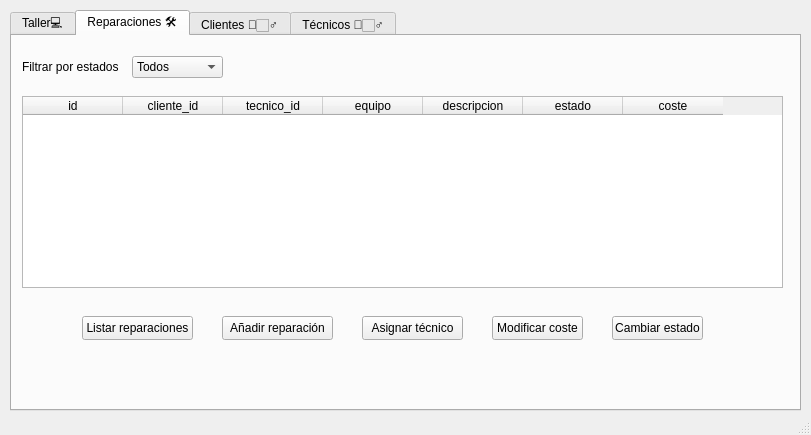
The window that vista/ventana_principal.ui (susanact99/taller_informatico) describes before a commit, drawn with Qt 5.
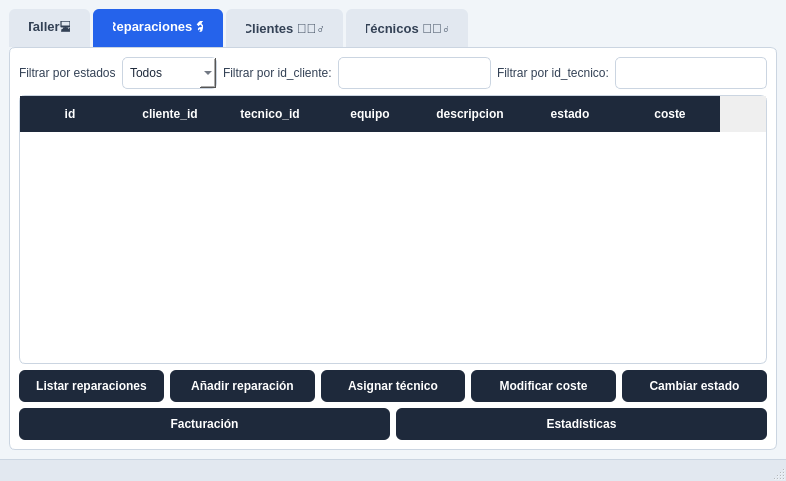
The same window after the commit. The open tabs and pages were chosen to show the change.

What changed in the file:
```diff
--- a/vista/ventana_principal.ui
+++ b/vista/ventana_principal.ui
@@ -6,82 +6,259 @@
    <rect>
     <x>0</x>
     <y>0</y>
-    <width>811</width>
-    <height>435</height>
+    <width>786</width>
+    <height>481</height>
    </rect>
   </property>
+  <property name="palette">
+   <palette>
+    <active>
+     <colorrole role="Button">
+      <brush brushstyle="SolidPattern">
+       <color alpha="255">
+        <red>241</red>
+        <green>245</green>
+        <blue>249</blue>
+       </color>
+      </brush>
+     </colorrole>
+     <colorrole role="Base">
+      <brush brushstyle="SolidPattern">
+       <color alpha="255">
+        <red>241</red>
+        <green>245</green>
+        <blue>249</blue>
+       </color>
+      </brush>
+     </colorrole>
+     <colorrole role="Window">
+      <brush brushstyle="SolidPattern">
+       <color alpha="255">
+        <red>241</red>
+        <green>245</green>
+        <blue>249</blue>
+       </color>
+      </brush>
+     </colorrole>
+    </active>
+    <inactive>
+     <colorrole role="Button">
+      <brush brushstyle="SolidPattern">
+       <color alpha="255">
+        <red>241</red>
+        <green>245</green>
+        <blue>249</blue>
+       </color>
+      </brush>
+     </colorrole>
+     <colorrole role="Base">
+      <brush brushstyle="SolidPattern">
+       <color alpha="255">
+        <red>241</red>
+        <green>245</green>
+        <blue>249</blue>
+       </color>
+      </brush>
+     </colorrole>
+     <colorrole role="Window">
+      <brush brushstyle="SolidPattern">
+       <color alpha="255">
+        <red>241</red>
+        <green>245</green>
+        <blue>249</blue>
+       </color>
+      </brush>
+     </colorrole>
+    </inactive>
+    <disabled>
+     <colorrole role="Button">
+      <brush brushstyle="SolidPattern">
+       <color alpha="255">
+        <red>241</red>
+        <green>245</green>
+        <blue>249</blue>
+       </color>
+      </brush>
+     </colorrole>
+     <colorrole role="Base">
+      <brush brushstyle="SolidPattern">
+       <color alpha="255">
+        <red>241</red>
+        <green>245</green>
+        <blue>249</blue>
+       </color>
+      </brush>
+     </colorrole>
+     <colorrole role="Window">
+      <brush brushstyle="SolidPattern">
+       <color alpha="255">
+        <red>241</red>
+        <green>245</green>
+        <blue>249</blue>
+       </color>
+      </brush>
+     </colorrole>
+    </disabled>
+   </palette>
+  </property>
   <property name="windowTitle">
    <string>MainWindow</string>
   </property>
+  <property name="styleSheet">
+   <string notr="true">
+/* FONDO GENERAL */
+QMainWindow {
+    background-color: #F1F5F9;
+}
+
+/* PESTAÑAS */
+QTabWidget::pane {
+    border: 1px solid #CBD5E1;
+    background-color: #FFFFFF;
+    border-radius: 6px;
+}
+
+QTabBar::tab {
+    background-color: #E2E8F0;
+    color: #334155;
+    padding: 12px 20px;
+    margin-right: 3px;
+    font-size: 10pt;
+    font-weight: bold;
+    border-top-left-radius: 6px;
+    border-top-right-radius: 6px;
+}
+
+QTabBar::tab:selected {
+    background-color: #2563EB;
+    color: white;
+}
+
+QTabBar::tab:hover {
+    background-color: #93C5FD;
+    color: #1E293B;
+}
+
+/* BOTONES */
+QPushButton {
+    background-color: #1E293B;
+    color: white;
+    border: none;
+    border-radius: 6px;
+    padding: 9px 14px;
+    font-size: 9pt;
+    font-weight: bold;
+}
+
+QPushButton:hover {
+    background-color: #334155;
+}
+
+QPushButton:pressed {
+    background-color: #0F172A;
+}
+
+QPushButton:disabled {
+    background-color: #94A3B8;
+    color: #E2E8F0;
+}
+
+
+/* CAMPOS DE TEXTO */
+QLineEdit, QComboBox {
+    background-color: white;
+    color: #1E293B;
+    border: 1px solid #CBD5E1;
+    border-radius: 5px;
+    padding: 7px;
+    font-size: 9pt;
+}
+
+QLineEdit:focus, QComboBox:focus {
+    border: 2px solid #2563EB;
+}
+
+/* TABLAS */
+QTableWidget {
+    background-color: white;
+    alternate-background-color: #F8FAFC;
+    color: #334155;
+    gridline-color: #E2E8F0;
+    border: 1px solid #CBD5E1;
+    border-radius: 6px;
+    font-size: 9pt;
+    selection-background-color: #DBEAFE;
+    selection-color: #1E293B;
+}
+
+/* CABECERAS DE TABLAS */
+QHeaderView::section {
+    background-color: #1E293B;
+    color: white;
+    padding: 9px;
+    border: none;
+    font-weight: bold;
+}
+
+/* ETIQUETAS */
+QLabel {
+    color: #334155;
+    font-size: 9pt;
+}
+
+/* BARRA DE ESTADO */
+QStatusBar {
+    background-color: #E2E8F0;
+    color: #334155;
+    border-top: 1px solid #CBD5E1;
+}
+</string>
+  </property>
   <widget class="QWidget" name="centralwidget">
+   <layout class="QVBoxLayout" name="verticalLayout_4">
+    <item>
    <widget class="QTabWidget" name="paginas">
-    <property name="geometry">
-     <rect>
-      <x>10</x>
-      <y>10</y>
-      <width>791</width>
-      <height>401</height>
-     </rect>
-    </property>
     <property name="currentIndex">
-     <number>1</number>
+       <number>3</number>
     </property>
     <widget class="QWidget" name="TallerInformatico">
      <attribute name="title">
       <string>Taller💻</string>
      </attribute>
+       <layout class="QVBoxLayout" name="verticalLayout_5">
+        <item>
      <widget class="QLabel" name="label_6">
-      <property name="geometry">
-       <rect>
-        <x>148</x>
-        <y>105</y>
-        <width>281</width>
-        <height>61</height>
-       </rect>
-      </property>
       <property name="text">
        <string>&lt;html&gt;&lt;head/&gt;&lt;body&gt;&lt;p&gt;&lt;span style=&quot; font-size:24pt; font-weight:700; color:#000000;&quot;&gt;Gestión del Taller&lt;/span&gt;&lt;/p&gt;&lt;/body&gt;&lt;/html&gt;</string>
       </property>
      </widget>
+        </item>
+        <item>
+         <layout class="QHBoxLayout" name="horizontalLayout_5">
+          <item>
      <widget class="QLabel" name="label_7">
-      <property name="geometry">
-       <rect>
-        <x>140</x>
-        <y>180</y>
-        <width>51</width>
-        <height>61</height>
-       </rect>
-      </property>
       <property name="text">
        <string>&lt;html&gt;&lt;head/&gt;&lt;body&gt;&lt;p&gt;&lt;span style=&quot; font-size:28pt;&quot;&gt;🖨&lt;/span&gt;&lt;/p&gt;&lt;/body&gt;&lt;/html&gt;</string>
       </property>
      </widget>
+          </item>
+          <item>
      <widget class="QLabel" name="label_8">
-      <property name="geometry">
-       <rect>
-        <x>270</x>
-        <y>190</y>
-        <width>51</width>
-        <height>51</height>
-       </rect>
-      </property>
       <property name="text">
        <string>&lt;html&gt;&lt;head/&gt;&lt;body&gt;&lt;p&gt;&lt;span style=&quot; font-size:28pt;&quot;&gt;💻&lt;/span&gt;&lt;/p&gt;&lt;/body&gt;&lt;/html&gt;</string>
       </property>
      </widget>
+          </item>
+          <item>
      <widget class="QLabel" name="label_9">
-      <property name="geometry">
-       <rect>
-        <x>390</x>
-        <y>190</y>
-        <width>51</width>
-        <height>51</height>
-       </rect>
-      </property>
       <property name="text">
        <string>&lt;html&gt;&lt;head/&gt;&lt;body&gt;&lt;p&gt;&lt;span style=&quot; font-size:28pt;&quot;&gt;⌨&lt;/span&gt;&lt;/p&gt;&lt;/body&gt;&lt;/html&gt;</string>
       </property>
      </widget>
+          </item>
+         </layout>
+        </item>
+       </layout>
     </widget>
     <widget class="QWidget" name="reparaciones_tab">
      <property name="cursor">
@@ -90,82 +267,20 @@
      <attribute name="title">
       <string>Reparaciones 🛠</string>
      </attribute>
-     <widget class="QPushButton" name="aniadir_reparacion">
-      <property name="geometry">
-       <rect>
-        <x>210</x>
-        <y>280</y>
-        <width>111</width>
-        <height>24</height>
-       </rect>
-      </property>
-      <property name="autoFillBackground">
-       <bool>false</bool>
-      </property>
+       <layout class="QVBoxLayout" name="verticalLayout">
+        <item>
+         <layout class="QHBoxLayout" name="horizontalLayout">
+          <item>
+           <widget class="QLabel" name="label">
       <property name="text">
-       <string>Añadir reparación</string>
-      </property>
-     </widget>
-     <widget class="QPushButton" name="listar_reparaciones">
-      <property name="geometry">
-       <rect>
-        <x>70</x>
-        <y>280</y>
-        <width>111</width>
-        <height>24</height>
-       </rect>
-      </property>
-      <property name="text">
-       <string>Listar reparaciones</string>
-      </property>
-     </widget>
-     <widget class="QPushButton" name="asignar_tecnico">
-      <property name="geometry">
-       <rect>
-        <x>350</x>
-        <y>280</y>
-        <width>101</width>
-        <height>24</height>
-       </rect>
-      </property>
-      <property name="text">
-       <string>Asignar técnico</string>
-      </property>
-     </widget>
-     <widget class="QPushButton" name="cambiar_estado">
-      <property name="geometry">
-       <rect>
-        <x>600</x>
-        <y>280</y>
-        <width>91</width>
-        <height>24</height>
-       </rect>
-      </property>
-      <property name="text">
-       <string>Cambiar estado</string>
-      </property>
-     </widget>
-     <widget class="QPushButton" name="modificar_coste">
-      <property name="geometry">
-       <rect>
-        <x>480</x>
-        <y>280</y>
-        <width>91</width>
-        <height>24</height>
-       </rect>
-      </property>
-      <property name="text">
-       <string>Modificar coste</string>
-      </property>
-     </widget>
+             <string>Filtrar por estados</string>
+            </property>
+           </widget>
+          </item>
+          <item>
      <widget class="QComboBox" name="estados_filtro">
-      <property name="geometry">
-       <rect>
-        <x>120</x>
-        <y>20</y>
-        <width>91</width>
-        <height>22</height>
-       </rect>
+            <property name="placeholderText">
+             <string/>
       </property>
       <item>
        <property name="text">
@@ -174,7 +289,7 @@
       </item>
       <item>
        <property name="text">
-        <string>pendiente </string>
+              <string>pendiente</string>
        </property>
       </item>
       <item>
@@ -188,15 +303,31 @@
        </property>
       </item>
      </widget>
+          </item>
+          <item>
+           <widget class="QLabel" name="label_2">
+            <property name="text">
+             <string>Filtrar por id_cliente:</string>
+            </property>
+           </widget>
+          </item>
+          <item>
+           <widget class="QLineEdit" name="filt_cliente_id"/>
+          </item>
+          <item>
+           <widget class="QLabel" name="label_3">
+            <property name="text">
+             <string>Filtrar por id_tecnico:</string>
+            </property>
+           </widget>
+          </item>
+          <item>
+           <widget class="QLineEdit" name="filt_tecnico_id"/>
+          </item>
+         </layout>
+        </item>
+        <item>
      <widget class="QTableWidget" name="reparaciones_tabla">
-      <property name="geometry">
-       <rect>
-        <x>10</x>
-        <y>60</y>
-        <width>761</width>
-        <height>192</height>
-       </rect>
-      </property>
       <property name="alternatingRowColors">
        <bool>true</bool>
       </property>
@@ -206,6 +337,9 @@
       <attribute name="verticalHeaderVisible">
        <bool>false</bool>
       </attribute>
+          <attribute name="verticalHeaderStretchLastSection">
+           <bool>false</bool>
+          </attribute>
       <column>
        <property name="text">
         <string>id</string>
@@ -242,19 +376,68 @@
        </property>
       </column>
      </widget>
-     <widget class="QLabel" name="label">
-      <property name="geometry">
-       <rect>
-        <x>10</x>
-        <y>20</y>
-        <width>101</width>
-        <height>21</height>
-       </rect>
-      </property>
+        </item>
+        <item>
+         <layout class="QHBoxLayout" name="horizontalLayout_2">
+          <item>
+           <widget class="QPushButton" name="listar_reparaciones">
+            <property name="text">
+             <string>Listar reparaciones</string>
+            </property>
+           </widget>
+          </item>
+          <item>
+           <widget class="QPushButton" name="aniadir_reparacion">
+            <property name="autoFillBackground">
+             <bool>false</bool>
+            </property>
       <property name="text">
-       <string>Filtrar por estados</string>
-      </property>
-     </widget>
+             <string>Añadir reparación</string>
+            </property>
+           </widget>
+          </item>
+          <item>
+           <widget class="QPushButton" name="asignar_tecnico">
+            <property name="text">
+             <string>Asignar técnico</string>
+            </property>
+           </widget>
+          </item>
+          <item>
+           <widget class="QPushButton" name="modificar_coste">
+            <property name="text">
+             <string>Modificar coste</string>
+            </property>
+           </widget>
+          </item>
+          <item>
+           <widget class="QPushButton" name="cambiar_estado">
+            <property name="text">
+             <string>Cambiar estado</string>
+            </property>
+           </widget>
+          </item>
+         </layout>
+        </item>
+        <item>
+         <layout class="QHBoxLayout" name="horizontalLayout_6">
+          <item>
+           <widget class="QPushButton" name="facturacion_boton">
+            <property name="text">
+             <string>Facturación</string>
+            </property>
+           </widget>
+          </item>
+          <item>
+           <widget class="QPushButton" name="estadisticas_boton">
+            <property name="text">
+             <string>Estadísticas</string>
+            </property>
+           </widget>
+          </item>
+         </layout>
+        </item>
+       </layout>
     </widget>
     <widget class="QWidget" name="clientes_tab">
      <property name="toolTip">
@@ -263,15 +446,44 @@
      <attribute name="title">
       <string>Clientes 🙍🏻‍♂️</string>
      </attribute>
+       <layout class="QVBoxLayout" name="verticalLayout_2">
+        <item>
+         <layout class="QHBoxLayout" name="horizontalLayout_3">
+          <item>
+           <widget class="QLabel" name="label_4">
+            <property name="text">
+             <string>Nombre</string>
+            </property>
+           </widget>
+          </item>
+          <item>
+           <widget class="QLineEdit" name="nombre_client_filtro"/>
+          </item>
+          <item>
+           <widget class="QPushButton" name="buscar_nombre_client">
+            <property name="text">
+             <string>Buscar 🔍</string>
+            </property>
+           </widget>
+          </item>
+          <item>
+           <widget class="QPushButton" name="listar_clientes">
+            <property name="text">
+             <string>Listar clientes</string>
+            </property>
+           </widget>
+          </item>
+          <item>
+           <widget class="QPushButton" name="aniadir_cliente">
+            <property name="text">
+             <string>Añadir cliente</string>
+            </property>
+           </widget>
+          </item>
+         </layout>
+        </item>
+        <item>
      <widget class="QTableWidget" name="tabla_clientes">
-      <property name="geometry">
-       <rect>
-        <x>10</x>
-        <y>60</y>
-        <width>761</width>
-        <height>192</height>
-       </rect>
-      </property>
       <property name="tabKeyNavigation">
        <bool>true</bool>
       </property>
@@ -302,165 +514,76 @@
        </property>
       </column>
      </widget>
-     <widget class="QLabel" name="label_4">
-      <property name="geometry">
-       <rect>
-        <x>40</x>
-        <y>15</y>
-        <width>49</width>
-        <height>31</height>
-       </rect>
-      </property>
-      <property name="text">
-       <string>Nombre</string>
-      </property>
-     </widget>
-     <widget class="QLineEdit" name="nombre_client_filtro">
-      <property name="geometry">
-       <rect>
-        <x>100</x>
-        <y>20</y>
-        <width>113</width>
-        <height>21</height>
-       </rect>
-      </property>
-     </widget>
-     <widget class="QPushButton" name="buscar_nombre_client">
-      <property name="geometry">
-       <rect>
-        <x>220</x>
-        <y>20</y>
-        <width>75</width>
-        <height>24</height>
-       </rect>
-      </property>
-      <property name="text">
-       <string>Buscar 🔍</string>
-      </property>
-     </widget>
-     <widget class="QPushButton" name="aniadir_cliente">
-      <property name="geometry">
-       <rect>
-        <x>410</x>
-        <y>20</y>
-        <width>101</width>
-        <height>24</height>
-       </rect>
-      </property>
-      <property name="text">
-       <string>Añadir cliente</string>
-      </property>
-     </widget>
-     <widget class="QPushButton" name="listar_clientes">
-      <property name="geometry">
-       <rect>
-        <x>310</x>
-        <y>20</y>
-        <width>91</width>
-        <height>24</height>
-       </rect>
-      </property>
-      <property name="text">
-       <string>Listar clientes</string>
-      </property>
-     </widget>
+        </item>
+       </layout>
     </widget>
     <widget class="QWidget" name="tecnicos_tab">
      <attribute name="title">
       <string>Técnicos 👷🏻‍♂️</string>
      </attribute>
-     <widget class="QTableWidget" name="tabla_tecnicos">
-      <property name="geometry">
-       <rect>
-        <x>10</x>
-        <y>60</y>
-        <width>751</width>
-        <height>192</height>
-       </rect>
-      </property>
-      <attribute name="verticalHeaderVisible">
-       <bool>false</bool>
-      </attribute>
-      <column>
-       <property name="text">
-        <string>id</string>
-       </property>
-      </column>
-      <column>
-       <property name="text">
-        <string>nombre</string>
-       </property>
-      </column>
-      <column>
-       <property name="text">
-        <string>especialidad</string>
-       </property>
-      </column>
-     </widget>
+       <layout class="QVBoxLayout" name="verticalLayout_3">
+        <item>
+         <layout class="QHBoxLayout" name="horizontalLayout_4">
+          <item>
      <widget class="QLabel" name="label_5">
-      <property name="geometry">
-       <rect>
-        <x>20</x>
-        <y>20</y>
-        <width>81</width>
-        <height>16</height>
-       </rect>
-      </property>
       <property name="text">
        <string>Nombre</string>
       </property>
      </widget>
-     <widget class="QLineEdit" name="input_busc_nom_tec">
-      <property name="geometry">
-       <rect>
-        <x>100</x>
-        <y>20</y>
-        <width>141</width>
-        <height>21</height>
-       </rect>
-      </property>
-     </widget>
+          </item>
+          <item>
+           <widget class="QLineEdit" name="input_busc_nom_tec"/>
+          </item>
+          <item>
      <widget class="QPushButton" name="buscar_tec_nombre">
-      <property name="geometry">
-       <rect>
-        <x>260</x>
-        <y>20</y>
-        <width>81</width>
-        <height>24</height>
-       </rect>
-      </property>
       <property name="text">
        <string>Buscar 🔍</string>
       </property>
      </widget>
+          </item>
+          <item>
      <widget class="QPushButton" name="agregar_tecnico">
-      <property name="geometry">
-       <rect>
-        <x>360</x>
-        <y>20</y>
-        <width>91</width>
-        <height>24</height>
-       </rect>
-      </property>
       <property name="text">
        <string>Añadir técnico</string>
       </property>
      </widget>
+          </item>
+          <item>
      <widget class="QPushButton" name="listar_tecnicos">
-      <property name="geometry">
-       <rect>
-        <x>470</x>
-        <y>20</y>
-        <width>91</width>
-        <height>24</height>
-       </rect>
-      </property>
       <property name="text">
        <string>Listar técnicos</string>
       </property>
      </widget>
-    </widget>
-   </widget>
+          </item>
+         </layout>
+        </item>
+        <item>
+         <widget class="QTableWidget" name="tabla_tecnicos">
+          <attribute name="verticalHeaderVisible">
+           <bool>false</bool>
+          </attribute>
+          <column>
+           <property name="text">
+            <string>id</string>
+           </property>
+          </column>
+          <column>
+           <property name="text">
+            <string>nombre</string>
+           </property>
+          </column>
+          <column>
+           <property name="text">
+            <string>especialidad</string>
+           </property>
+          </column>
+         </widget>
+        </item>
+       </layout>
+      </widget>
+     </widget>
+    </item>
+   </layout>
   </widget>
   <widget class="QStatusBar" name="statusbar"/>
  </widget>
```
Lines whose indentation alone changed are shown as unchanged.
